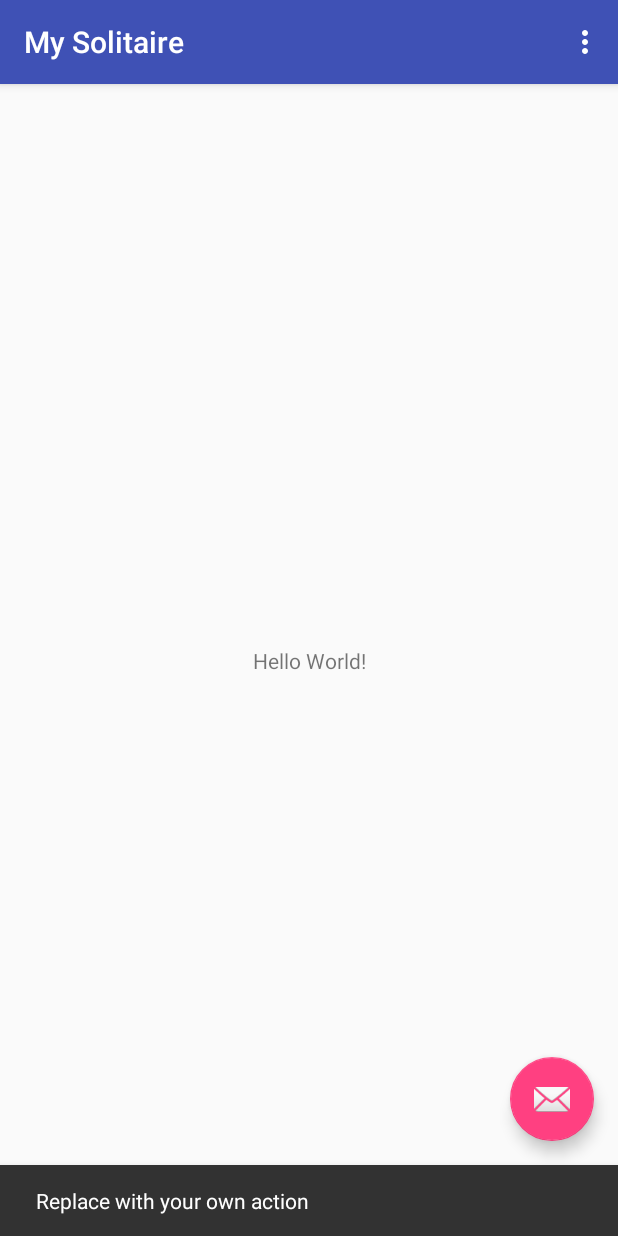
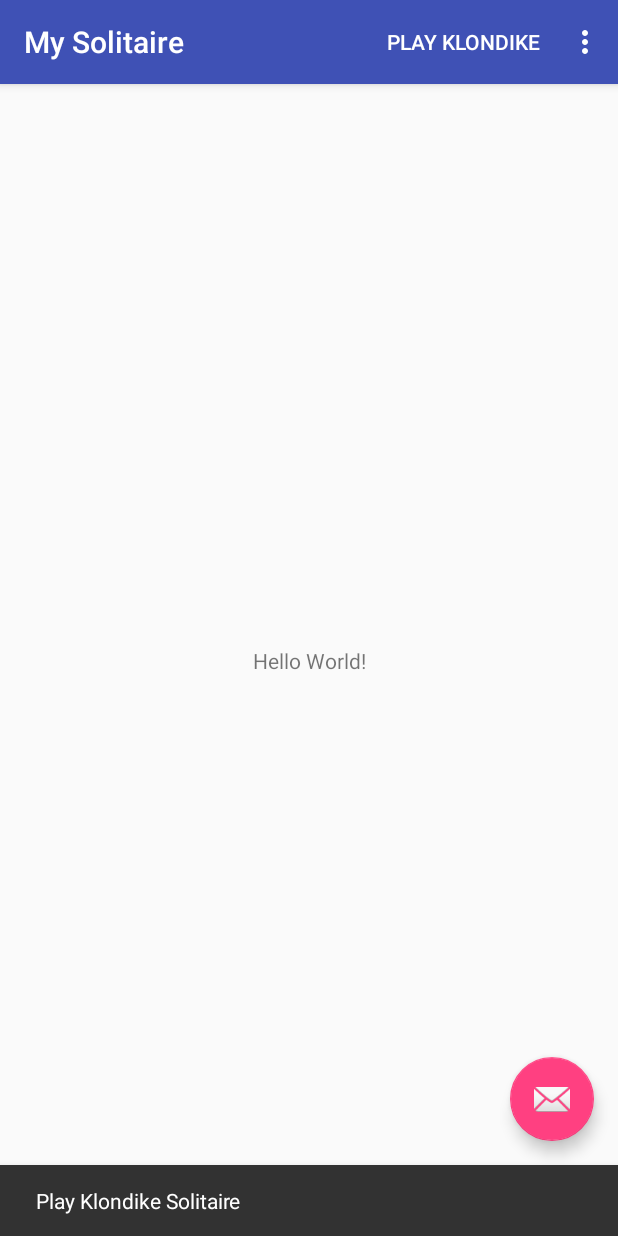
Before and after one commit to greg9strat/android-solitaire, an Android app: the screen it shows after launch (GameMenuActivity), after a tap on an icon or button, on a phone screen of 412 x 824 dp. Run offline under Robolectric (Android 15) with nearby library versions, the phone set to English and light mode, and no system bars.

Commit message:
Wiring up UI activities

```diff
--- a/MySolitaire/app/src/main/java/com/gstratton/games/mysolitaire/GameMenuActivity.java
+++ b/MySolitaire/app/src/main/java/com/gstratton/games/mysolitaire/GameMenuActivity.java
@@ -22,8 +22,8 @@ public class GameMenuActivity extends AppCompatActivity {
         fab.setOnClickListener(new View.OnClickListener() {
             @Override
             public void onClick(View view) {
-                Snackbar.make(view, "Replace with your own action", Snackbar.LENGTH_LONG)
-                        .setAction("Action", null).show();
+                Snackbar.make(view, "Play Klondike Solitaire", Snackbar.LENGTH_LONG)
+                        .setAction("PLAY_KLONDIKE", null).show();
             }
         });
     }
--- a/MySolitaire/app/src/main/res/menu/menu_game_menu.xml
+++ b/MySolitaire/app/src/main/res/menu/menu_game_menu.xml
@@ -7,4 +7,9 @@
         android:orderInCategory="100"
         android:title="@string/action_settings"
         app:showAsAction="never" />
+    <item
+        android:id="@+id/play_klondike"
+        android:orderInCategory="99"
+        android:title="@string/play_klondike"
+        app:showAsAction="ifRoom" />
 </menu>
--- a/MySolitaire/app/src/main/res/values/strings.xml
+++ b/MySolitaire/app/src/main/res/values/strings.xml
@@ -8,4 +8,5 @@
     <string name="title_activity_play_klondike">PlayKlondikeActivity</string>
     <string name="dummy_button">Dummy Button</string>
     <string name="dummy_content">DUMMY\nCONTENT</string>
+    <string name="play_klondike">Play Klondike</string>
 </resources>
```
